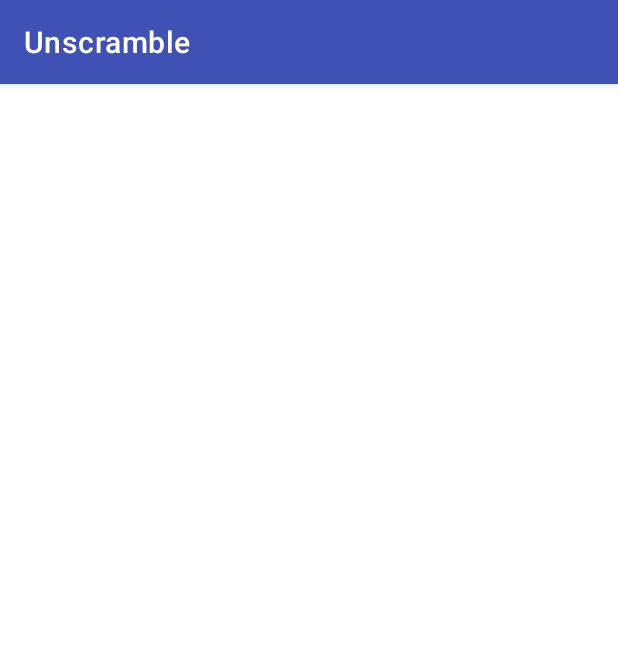
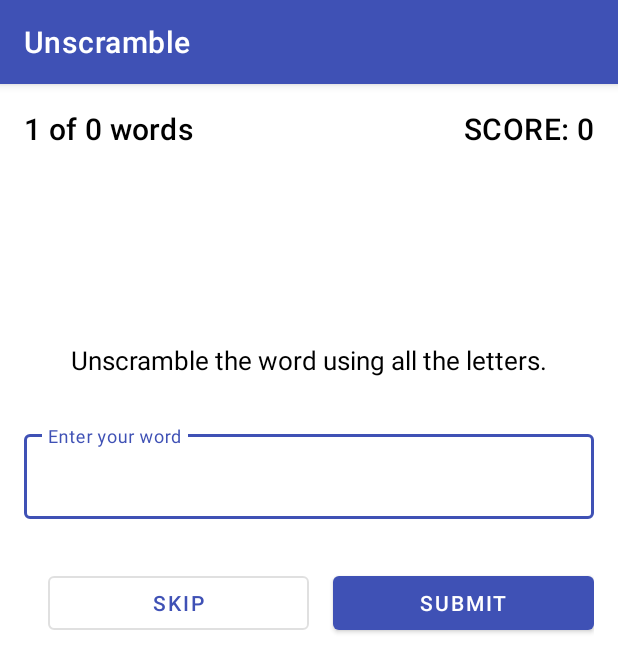
Before and after one commit to lbarqueira/Unscramble, an Android app: the screen it shows after launch (MainActivity), on a phone screen of 412 x 824 dp. Shown: the top 672 px of the screen. Run offline under Robolectric (Android 15) with nearby library versions, the phone set to English and light mode, and no system bars; our stand-ins replace data binding; 8 statements that could not run were skipped.

Commit message:
commit 9th August

```diff
--- a/app/build.gradle
+++ b/app/build.gradle
@@ -48,7 +48,7 @@ android {
         jvmTarget = '1.8'
     }
     buildFeatures {
-        viewBinding = true
+        dataBinding = true
     }
 }
 
--- a/app/src/main/res/layout/game_fragment.xml
+++ b/app/src/main/res/layout/game_fragment.xml
@@ -14,9 +14,20 @@
   ~ limitations under the License.
   -->
 
-<ScrollView xmlns:android="http://schemas.android.com/apk/res/android"
+<layout xmlns:android="http://schemas.android.com/apk/res/android"
     xmlns:app="http://schemas.android.com/apk/res-auto"
-    xmlns:tools="http://schemas.android.com/tools"
+    xmlns:tools="http://schemas.android.com/tools">
+
+    <data>
+        <variable
+            name="gameViewModel"
+            type="com.example.android.unscramble.ui.game.GameViewModel" />
+        <variable
+            name="maxNoOfWords"
+            type="int" />
+    </data>
+
+    <ScrollView
         android:layout_width="match_parent"
         android:layout_height="match_parent">
 
@@ -66,6 +77,7 @@
                 android:layout_marginTop="@dimen/default_margin"
                 android:layout_marginBottom="@dimen/default_margin"
                 android:textAppearance="@style/TextAppearance.MaterialComponents.Headline3"
+                android:text="@{gameViewModel.currentScrambledWord}"
                 app:layout_constraintBottom_toTopOf="@+id/textView_instructions"
                 app:layout_constraintEnd_toEndOf="parent"
                 app:layout_constraintStart_toStartOf="parent"
@@ -76,7 +88,7 @@
                 android:id="@+id/word_count"
                 android:layout_width="wrap_content"
                 android:layout_height="wrap_content"
-            android:text="@string/word_count"
+                android:text="@{@string/word_count(gameViewModel.currentWordCount, maxNoOfWords)}"
                 android:textAppearance="@style/TextAppearance.MaterialComponents.Headline6"
                 app:layout_constraintBottom_toTopOf="@+id/textView_unscrambled_word"
                 app:layout_constraintStart_toStartOf="parent"
@@ -87,7 +99,7 @@
                 android:id="@+id/score"
                 android:layout_width="wrap_content"
                 android:layout_height="wrap_content"
-            android:text="@string/score"
+                android:text="@{@string/score(gameViewModel.score)}"
                 android:textAllCaps="true"
                 android:textAppearance="@style/TextAppearance.MaterialComponents.Headline6"
                 app:layout_constraintEnd_toEndOf="parent"
@@ -118,3 +130,4 @@
 
         </androidx.constraintlayout.widget.ConstraintLayout>
     </ScrollView>
+</layout>
```
Also changed, not shown: app/src/main/java/com/example/android/unscramble/ui/game/GameFragment.kt (+9 -26 lines). Lines whose indentation alone changed are shown as unchanged.
